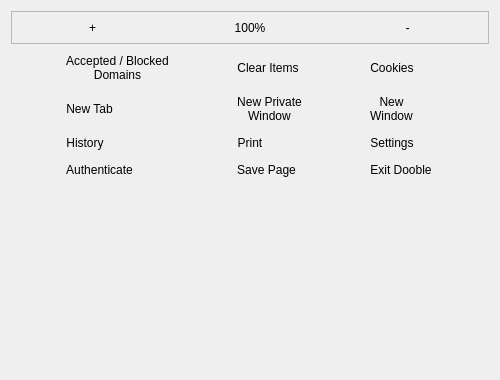
This is UI/dooble_popup_menu.ui in textbrowser/dooble as Qt 5 draws it before an edit. The edited form follows.
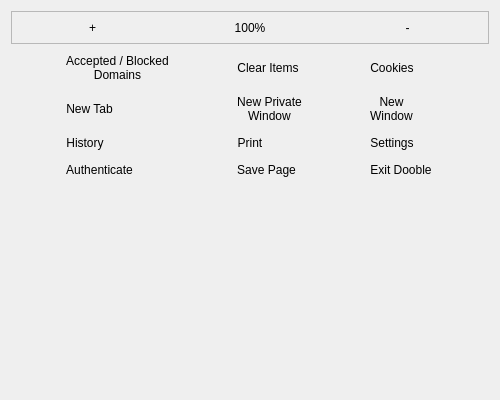
This is the edited form. Icons and pictures are not drawn.

```diff
--- a/UI/dooble_popup_menu.ui
+++ b/UI/dooble_popup_menu.ui
@@ -7,7 +7,7 @@
     <x>0</x>
     <y>0</y>
     <width>500</width>
-    <height>380</height>
+    <height>400</height>
    </rect>
   </property>
   <property name="windowTitle">
```
